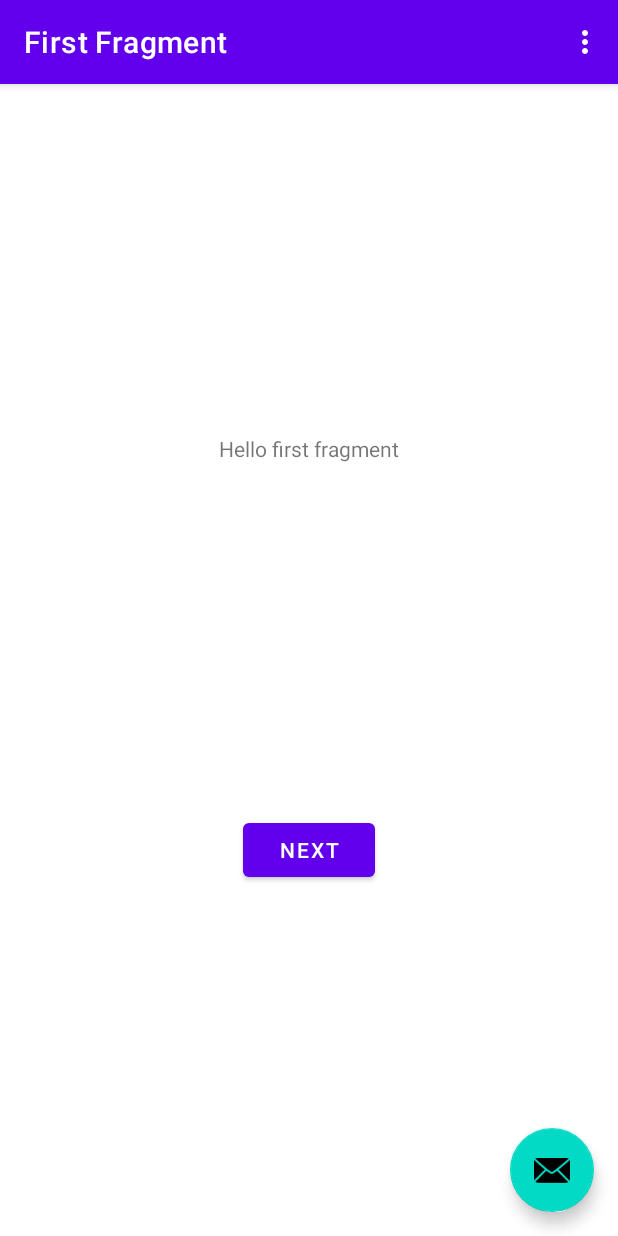
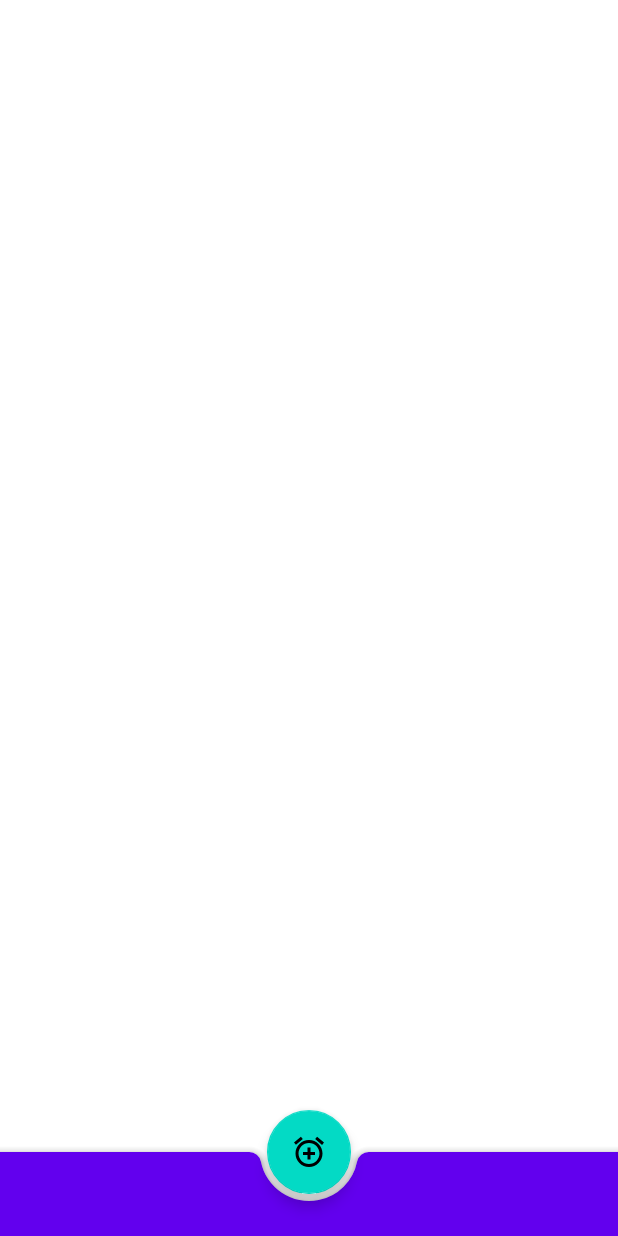
Before and after one commit to AlexF301/MyAlarm, an Android app: the screen it shows after launch (MainActivity), on a phone screen of 412 x 824 dp. Run offline under Robolectric (Android 15) with nearby library versions, the phone set to English and light mode, and no system bars.

Commit message:
Reorganized architecture

```diff
--- a/app/build.gradle
+++ b/app/build.gradle
@@ -5,12 +5,12 @@ plugins {
 
 android {
     namespace 'com.android.myalarm'
-    compileSdk 32
+    compileSdk 33
 
     defaultConfig {
         applicationId "com.android.myalarm"
         minSdk 21
-        targetSdk 32
+        targetSdk 33
         versionCode 1
         versionName "1.0"
 
@@ -37,7 +37,7 @@ android {
 
 dependencies {
 
-    implementation 'androidx.core:core-ktx:1.7.0'
+    implementation 'androidx.core:core-ktx:1.9.0'
     implementation 'androidx.appcompat:appcompat:1.5.1'
     implementation 'com.google.android.material:material:1.7.0'
     implementation 'androidx.constraintlayout:constraintlayout:2.1.4'
--- a/app/src/main/java/com/android/myalarm/SecondFragment.kt
+++ b/app/src/main/java/com/android/myalarm/AlarmFragment.kt
@@ -6,25 +6,24 @@ import android.view.LayoutInflater
 import android.view.View
 import android.view.ViewGroup
 import androidx.navigation.fragment.findNavController
-import com.android.myalarm.databinding.FragmentSecondBinding
+import com.android.myalarm.databinding.FragmentAlarmBinding
 
 /**
  * A simple [Fragment] subclass as the second destination in the navigation.
  */
-class SecondFragment : Fragment() {
+class AlarmFragment : Fragment() {
 
-    private var _binding: FragmentSecondBinding? = null
+    private var _binding: FragmentAlarmBinding? = null
 
-    // This property is only valid between onCreateView and
-    // onDestroyView.
+    // This property is only valid between onCreateView and onDestroyView.
     private val binding get() = _binding!!
 
     override fun onCreateView(
         inflater: LayoutInflater, container: ViewGroup?,
         savedInstanceState: Bundle?
-    ): View? {
+    ): View {
 
-        _binding = FragmentSecondBinding.inflate(inflater, container, false)
+        _binding = FragmentAlarmBinding.inflate(inflater, container, false)
         return binding.root
 
     }
--- a/app/src/main/java/com/android/myalarm/FirstFragment.kt
+++ b/app/src/main/java/com/android/myalarm/AlarmsListFragment.kt
@@ -1,40 +1,34 @@
 package com.android.myalarm
 
 import android.os.Bundle
-import androidx.fragment.app.Fragment
 import android.view.LayoutInflater
 import android.view.View
 import android.view.ViewGroup
-import androidx.navigation.fragment.findNavController
-import com.android.myalarm.databinding.FragmentFirstBinding
+import androidx.fragment.app.Fragment
+import com.android.myalarm.databinding.FragmentAlarmsListBinding
 
 /**
  * A simple [Fragment] subclass as the default destination in the navigation.
  */
-class FirstFragment : Fragment() {
+class AlarmsListFragment : Fragment() {
 
-    private var _binding: FragmentFirstBinding? = null
+    private var _binding: FragmentAlarmsListBinding? = null
 
-    // This property is only valid between onCreateView and
-    // onDestroyView.
+    // This property is only valid between onCreateView and onDestroyView.
     private val binding get() = _binding!!
 
     override fun onCreateView(
         inflater: LayoutInflater, container: ViewGroup?,
         savedInstanceState: Bundle?
-    ): View? {
+    ): View {
 
-        _binding = FragmentFirstBinding.inflate(inflater, container, false)
+        _binding = FragmentAlarmsListBinding.inflate(inflater, container, false)
         return binding.root
 
     }
 
     override fun onViewCreated(view: View, savedInstanceState: Bundle?) {
         super.onViewCreated(view, savedInstanceState)
-
-        binding.buttonFirst.setOnClickListener {
-            findNavController().navigate(R.id.action_FirstFragment_to_SecondFragment)
-        }
     }
 
     override fun onDestroyView() {
--- a/app/src/main/java/com/android/myalarm/MainActivity.kt
+++ b/app/src/main/java/com/android/myalarm/MainActivity.kt
@@ -1,58 +1,12 @@
 package com.android.myalarm
 
 import android.os.Bundle
-import com.google.android.material.snackbar.Snackbar
 import androidx.appcompat.app.AppCompatActivity
-import androidx.navigation.findNavController
-import androidx.navigation.ui.AppBarConfiguration
-import androidx.navigation.ui.navigateUp
-import androidx.navigation.ui.setupActionBarWithNavController
-import android.view.Menu
-import android.view.MenuItem
-import com.android.myalarm.databinding.ActivityMainBinding
 
 class MainActivity : AppCompatActivity() {
 
-    private lateinit var appBarConfiguration: AppBarConfiguration
-    private lateinit var binding: ActivityMainBinding
-
     override fun onCreate(savedInstanceState: Bundle?) {
         super.onCreate(savedInstanceState)
-
-        binding = ActivityMainBinding.inflate(layoutInflater)
-        setContentView(binding.root)
-
-        setSupportActionBar(binding.toolbar)
-
-        val navController = findNavController(R.id.nav_host_fragment_content_main)
-        appBarConfiguration = AppBarConfiguration(navController.graph)
-        setupActionBarWithNavController(navController, appBarConfiguration)
-
-        binding.fab.setOnClickListener { view ->
-            Snackbar.make(view, "Replace with your own action", Snackbar.LENGTH_LONG)
-                .setAction("Action", null).show()
-        }
-    }
-
-    override fun onCreateOptionsMenu(menu: Menu): Boolean {
-        // Inflate the menu; this adds items to the action bar if it is present.
-        menuInflater.inflate(R.menu.menu_main, menu)
-        return true
-    }
-
-    override fun onOptionsItemSelected(item: MenuItem): Boolean {
-        // Handle action bar item clicks here. The action bar will
-        // automatically handle clicks on the Home/Up button, so long
-        // as you specify a parent activity in AndroidManifest.xml.
-        return when (item.itemId) {
-            R.id.action_settings -> true
-            else -> super.onOptionsItemSelected(item)
-        }
-    }
-
-    override fun onSupportNavigateUp(): Boolean {
-        val navController = findNavController(R.id.nav_host_fragment_content_main)
-        return navController.navigateUp(appBarConfiguration)
-                || super.onSupportNavigateUp()
+        setContentView(R.layout.activity_main)
     }
 }
--- /dev/null
+++ b/app/src/main/res/drawable/ic_baseline_add_alarm_24.xml
@@ -0,0 +1,5 @@
+<vector android:height="24dp" android:tint="#000000"
+    android:viewportHeight="24" android:viewportWidth="24"
+    android:width="24dp" xmlns:android="http://schemas.android.com/apk/res/android">
+    <path android:fillColor="@android:color/white" android:pathData="M7.88,3.39L6.6,1.86 2,5.71l1.29,1.53 4.59,-3.85zM22,5.72l-4.6,-3.86 -1.29,1.53 4.6,3.86L22,5.72zM12,4c-4.97,0 -9,4.03 -9,9s4.02,9 9,9c4.97,0 9,-4.03 9,-9s-4.03,-9 -9,-9zM12,20c-3.87,0 -7,-3.13 -7,-7s3.13,-7 7,-7 7,3.13 7,7 -3.13,7 -7,7zM13,9h-2v3L8,12v2h3v3h2v-3h3v-2h-3L13,9z"/>
+</vector>
--- a/app/src/main/res/layout/activity_main.xml
+++ b/app/src/main/res/layout/activity_main.xml
@@ -1,34 +1,14 @@
 <?xml version="1.0" encoding="utf-8"?>
-<androidx.coordinatorlayout.widget.CoordinatorLayout xmlns:android="http://schemas.android.com/apk/res/android"
+<androidx.fragment.app.FragmentContainerView
+    xmlns:android="http://schemas.android.com/apk/res/android"
     xmlns:app="http://schemas.android.com/apk/res-auto"
     xmlns:tools="http://schemas.android.com/tools"
+    android:id="@+id/nav_host_fragment"
+    android:name="androidx.navigation.fragment.NavHostFragment"
     android:layout_width="match_parent"
     android:layout_height="match_parent"
-    tools:context=".MainActivity">
+    tools:context=".MainActivity"
+    app:defaultNavHost="true"
+    app:navGraph="@navigation/nav_graph">
 
-    <com.google.android.material.appbar.AppBarLayout
-        android:layout_width="match_parent"
-        android:layout_height="wrap_content"
-        android:theme="@style/Theme.MyAlarm.AppBarOverlay">
-
-        <androidx.appcompat.widget.Toolbar
-            android:id="@+id/toolbar"
-            android:layout_width="match_parent"
-            android:layout_height="?attr/actionBarSize"
-            android:background="?attr/colorPrimary"
-            app:popupTheme="@style/Theme.MyAlarm.PopupOverlay" />
-
-    </com.google.android.material.appbar.AppBarLayout>
-
-    <include layout="@layout/content_main" />
-
-    <com.google.android.material.floatingactionbutton.FloatingActionButton
-        android:id="@+id/fab"
-        android:layout_width="wrap_content"
-        android:layout_height="wrap_content"
-        android:layout_gravity="bottom|end"
-        android:layout_marginEnd="@dimen/fab_margin"
-        android:layout_marginBottom="16dp"
-        app:srcCompat="@android:drawable/ic_dialog_email" />
-
-</androidx.coordinatorlayout.widget.CoordinatorLayout>
+</androidx.fragment.app.FragmentContainerView>
--- a/app/src/main/res/layout/content_main.xml
+++ /dev/null
@@ -1,19 +0,0 @@
-<?xml version="1.0" encoding="utf-8"?>
-<androidx.constraintlayout.widget.ConstraintLayout xmlns:android="http://schemas.android.com/apk/res/android"
-    xmlns:app="http://schemas.android.com/apk/res-auto"
-    android:layout_width="match_parent"
-    android:layout_height="match_parent"
-    app:layout_behavior="@string/appbar_scrolling_view_behavior">
-
-    <fragment
-        android:id="@+id/nav_host_fragment_content_main"
-        android:name="androidx.navigation.fragment.NavHostFragment"
-        android:layout_width="0dp"
-        android:layout_height="0dp"
-        app:defaultNavHost="true"
-        app:layout_constraintBottom_toBottomOf="parent"
-        app:layout_constraintEnd_toEndOf="parent"
-        app:layout_constraintStart_toStartOf="parent"
-        app:layout_constraintTop_toTopOf="parent"
-        app:navGraph="@navigation/nav_graph" />
-</androidx.constraintlayout.widget.ConstraintLayout>
--- a/app/src/main/res/layout/fragment_second.xml
+++ b/app/src/main/res/layout/fragment_alarm.xml
@@ -4,7 +4,7 @@
     xmlns:tools="http://schemas.android.com/tools"
     android:layout_width="match_parent"
     android:layout_height="match_parent"
-    tools:context=".SecondFragment">
+    tools:context=".AlarmFragment">
 
     <TextView
         android:id="@+id/textview_second"
--- /dev/null
+++ b/app/src/main/res/layout/fragment_alarms_list.xml
@@ -0,0 +1,34 @@
+<androidx.coordinatorlayout.widget.CoordinatorLayout
+    xmlns:android="http://schemas.android.com/apk/res/android"
+    xmlns:app="http://schemas.android.com/apk/res-auto"
+    xmlns:tools="http://schemas.android.com/tools"
+    android:layout_height="match_parent"
+    android:layout_width="match_parent"
+    tools:context=".AlarmsListFragment">
+
+    <androidx.recyclerview.widget.RecyclerView
+        android:id="@+id/recycler_view"
+        android:layout_height="match_parent"
+        app:layoutManager="androidx.recyclerview.widget.LinearLayoutManager"
+        android:layout_width="match_parent"
+        android:paddingBottom="100dp">
+
+    </androidx.recyclerview.widget.RecyclerView>
+
+    <com.google.android.material.bottomappbar.BottomAppBar
+        style="@style/Widget.MaterialComponents.BottomAppBar.Colored"
+        android:id="@+id/bottomAppBar"
+        android:layout_gravity="bottom"
+        android:layout_height="wrap_content"
+        android:layout_width="match_parent"
+        app:menu="@menu/bottom_app_bar" />
+
+    <com.google.android.material.floatingactionbutton.FloatingActionButton
+        android:id="@+id/navigation_add_task_button"
+        android:layout_height="wrap_content"
+        android:layout_width="wrap_content"
+        app:layout_anchor="@id/bottomAppBar"
+        app:srcCompat="@drawable/ic_baseline_add_alarm_24"
+        android:contentDescription="@string/add_alarm" />
+
+</androidx.coordinatorlayout.widget.CoordinatorLayout>
--- a/app/src/main/res/layout/fragment_first.xml
+++ /dev/null
@@ -1,28 +0,0 @@
-<?xml version="1.0" encoding="utf-8"?>
-<androidx.constraintlayout.widget.ConstraintLayout xmlns:android="http://schemas.android.com/apk/res/android"
-    xmlns:app="http://schemas.android.com/apk/res-auto"
-    xmlns:tools="http://schemas.android.com/tools"
-    android:layout_width="match_parent"
-    android:layout_height="match_parent"
-    tools:context=".FirstFragment">
-
-    <TextView
-        android:id="@+id/textview_first"
-        android:layout_width="wrap_content"
-        android:layout_height="wrap_content"
-        android:text="@string/hello_first_fragment"
-        app:layout_constraintBottom_toTopOf="@id/button_first"
-        app:layout_constraintEnd_toEndOf="parent"
-        app:layout_constraintStart_toStartOf="parent"
-        app:layout_constraintTop_toTopOf="parent" />
-
-    <Button
-        android:id="@+id/button_first"
-        android:layout_width="wrap_content"
-        android:layout_height="wrap_content"
-        android:text="@string/next"
-        app:layout_constraintBottom_toBottomOf="parent"
-        app:layout_constraintEnd_toEndOf="parent"
-        app:layout_constraintStart_toStartOf="parent"
-        app:layout_constraintTop_toBottomOf="@id/textview_first" />
-</androidx.constraintlayout.widget.ConstraintLayout>
--- /dev/null
+++ b/app/src/main/res/menu/bottom_app_bar.xml
@@ -0,0 +1,4 @@
+<?xml version="1.0" encoding="utf-8"?>
+<menu xmlns:android="http://schemas.android.com/apk/res/android">
+
+</menu>
--- a/app/src/main/res/menu/menu_main.xml
+++ /dev/null
@@ -1,10 +0,0 @@
-<menu xmlns:android="http://schemas.android.com/apk/res/android"
-    xmlns:app="http://schemas.android.com/apk/res-auto"
-    xmlns:tools="http://schemas.android.com/tools"
-    tools:context="com.android.myalarm.MainActivity">
-    <item
-        android:id="@+id/action_settings"
-        android:orderInCategory="100"
-        android:title="@string/action_settings"
-        app:showAsAction="never" />
-</menu>
--- a/app/src/main/res/navigation/nav_graph.xml
+++ b/app/src/main/res/navigation/nav_graph.xml
@@ -7,9 +7,9 @@
 
     <fragment
         android:id="@+id/FirstFragment"
-        android:name="com.android.myalarm.FirstFragment"
+        android:name="com.android.myalarm.AlarmsListFragment"
         android:label="@string/first_fragment_label"
-        tools:layout="@layout/fragment_first">
+        tools:layout="@layout/fragment_alarms_list">
 
         <action
             android:id="@+id/action_FirstFragment_to_SecondFragment"
@@ -17,9 +17,9 @@
     </fragment>
     <fragment
         android:id="@+id/SecondFragment"
-        android:name="com.android.myalarm.SecondFragment"
+        android:name="com.android.myalarm.AlarmFragment"
         android:label="@string/second_fragment_label"
-        tools:layout="@layout/fragment_second">
+        tools:layout="@layout/fragment_alarm">
 
         <action
             android:id="@+id/action_SecondFragment_to_FirstFragment"
--- a/app/src/main/res/values/strings.xml
+++ b/app/src/main/res/values/strings.xml
@@ -9,4 +9,5 @@
 
     <string name="hello_first_fragment">Hello first fragment</string>
     <string name="hello_second_fragment">Hello second fragment. Arg: %1$s</string>
+    <string name="add_alarm">Add Alarm</string>
 </resources>
```
